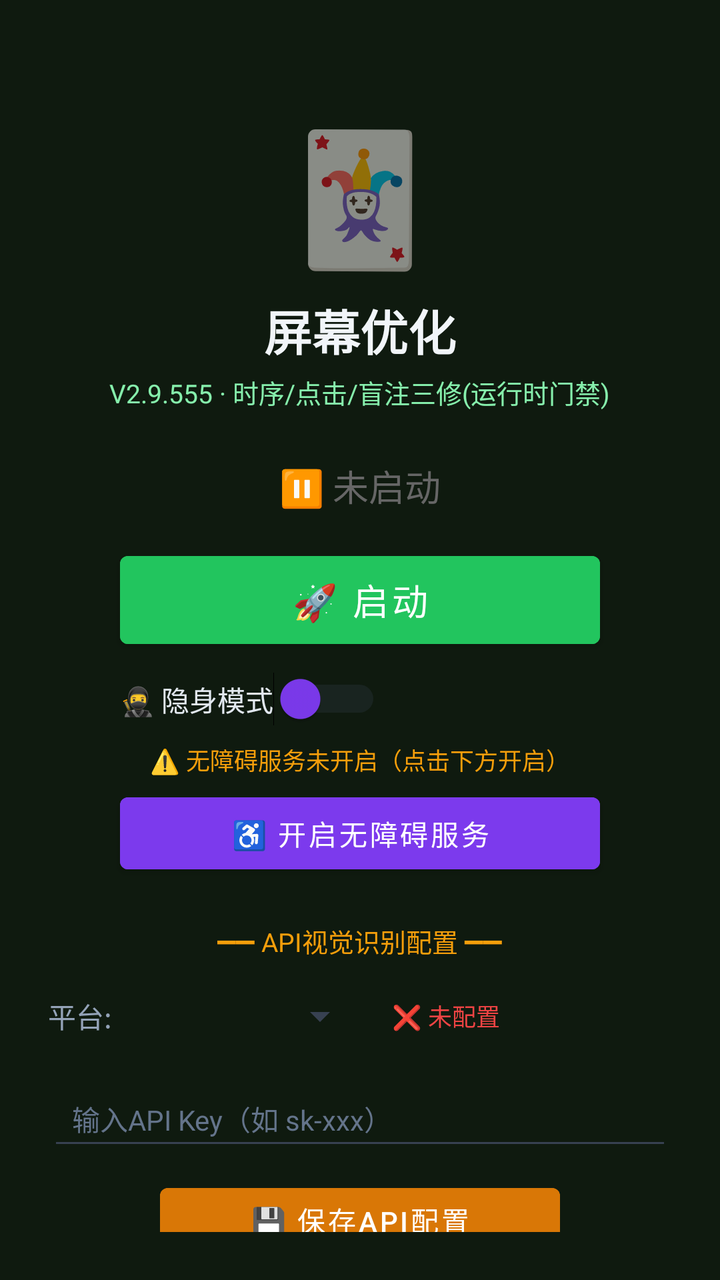
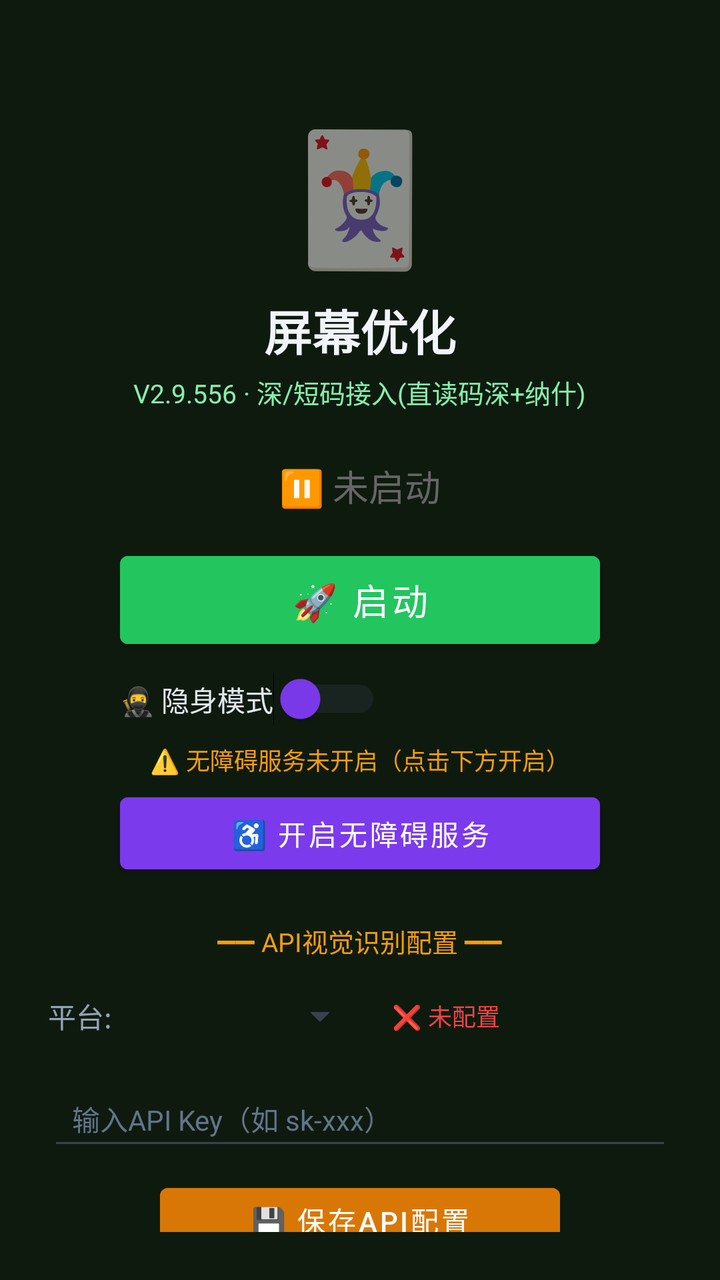

The first picture is an Android layout as it rendered before a commit; the second is the same layout after the commit. The layout source and the unified diff follow.
<!-- AndroidManifest.xml: activity theme Theme.MjScreenshot -->
<!-- res/layout/activity_main.xml -->
<?xml version="1.0" encoding="utf-8"?>
<LinearLayout xmlns:android="http://schemas.android.com/apk/res/android"
    android:layout_width="match_parent"
    android:layout_height="match_parent"
    android:orientation="vertical"
    android:background="#0f1a0f"
    android:padding="24dp"
    android:gravity="center_horizontal">

    <TextView
        android:layout_width="wrap_content"
        android:layout_height="wrap_content"
        android:text="🃏"
        android:textSize="64sp"
        android:layout_marginTop="30dp" />

    <TextView
        android:layout_width="wrap_content"
        android:layout_height="wrap_content"
        android:text="屏幕优化"
        android:textSize="24sp"
        android:textColor="#f1f5f9"
        android:textStyle="bold"
        android:layout_marginTop="8dp" />

    <TextView
        android:layout_width="wrap_content"
        android:layout_height="wrap_content"
        android:text="V2.9.555 · 时序/点击/盲注三修(运行时门禁)"
        android:textSize="13sp"
        android:textColor="#86efac"
        android:layout_marginTop="4dp" />

    <TextView
        android:id="@+id/tvStatus"
        android:layout_width="wrap_content"
        android:layout_height="wrap_content"
        android:text="⏸ 未启动"
        android:textSize="18sp"
        android:textColor="#666666"
        android:layout_marginTop="24dp" />

    <Button
        android:id="@+id/btnStart"
        android:layout_width="240dp"
        android:layout_height="56dp"
        android:text="🚀 启动"
        android:textSize="18sp"
        android:textColor="#ffffff"
        android:backgroundTint="#22c55e"
        android:layout_marginTop="16dp" />

    <Button
        android:id="@+id/btnHelper"
        android:layout_width="240dp"
        android:layout_height="56dp"
        android:text="🃏 打开智囊"
        android:textSize="16sp"
        android:textColor="#ffffff"
        android:backgroundTint="#16a34a"
        android:layout_marginTop="12dp"
        android:visibility="gone" />

    
    <LinearLayout
        android:layout_width="240dp"
        android:layout_height="wrap_content"
        android:orientation="horizontal"
        android:gravity="center_vertical"
        android:layout_marginTop="8dp">

        <Switch
            android:id="@+id/switchStealth"
            android:layout_width="wrap_content"
            android:layout_height="wrap_content"
            android:text="🥷 隐身模式"
            android:textColor="#e2e8f0"
            android:textSize="14sp"
            android:thumbTint="#7c3aed"
            android:trackTint="#374151" />
    </LinearLayout>

    <TextView
        android:id="@+id/tvAccessibilityStatus"
        android:layout_width="wrap_content"
        android:layout_height="wrap_content"
        android:text="⚠️ 无障碍服务未开启（点击下方开启）"
        android:textSize="12sp"
        android:textColor="#f59e0b"
        android:layout_marginTop="8dp"
        android:gravity="center" />

    <Button
        android:id="@+id/btnAccessibility"
        android:layout_width="240dp"
        android:layout_height="48dp"
        android:text="♿ 开启无障碍服务"
        android:textSize="14sp"
        android:textColor="#ffffff"
        android:backgroundTint="#7c3aed"
        android:layout_marginTop="4dp" />

    <TextView
        android:layout_width="wrap_content"
        android:layout_height="wrap_content"
        android:text="━━ API视觉识别配置 ━━"
        android:textSize="13sp"
        android:textColor="#f59e0b"
        android:layout_marginTop="20dp" />

    <LinearLayout
        android:layout_width="match_parent"
        android:layout_height="wrap_content"
        android:orientation="horizontal"
        android:layout_marginTop="8dp"
        android:gravity="center_vertical">

        <TextView
            android:layout_width="wrap_content"
            android:layout_height="wrap_content"
            android:text="平台:"
            android:textSize="14sp"
            android:textColor="#94a3b8" />

        <Spinner
            android:id="@+id/spinnerProvider"
            android:layout_width="120dp"
            android:layout_height="40dp"
            android:layout_marginStart="8dp"
            android:backgroundTint="#374151" />

        <TextView
            android:id="@+id/tvApiStatus"
            android:layout_width="wrap_content"
            android:layout_height="wrap_content"
            android:text="❌ 未配置"
            android:textSize="12sp"
            android:textColor="#ef4444"
            android:layout_marginStart="12dp" />
    </LinearLayout>

    <EditText
        android:id="@+id/etApiKey"
        android:layout_width="match_parent"
        android:layout_height="44dp"
        android:hint="输入API Key（如 sk-xxx）"
        android:textSize="14sp"
        android:textColor="#e2e8f0"
        android:textColorHint="#64748b"
        android:backgroundTint="#374151"
        android:inputType="textPassword"
        android:layout_marginTop="8dp"
        android:paddingStart="12dp"
        android:paddingEnd="12dp" />

    <Button
        android:id="@+id/btnSaveApi"
        android:layout_width="200dp"
        android:layout_height="44dp"
        android:text="💾 保存API配置"
        android:textSize="14sp"
        android:textColor="#ffffff"
        android:backgroundTint="#d97706"
        android:layout_marginTop="8dp" />

    <TextView
        android:id="@+id/tvHint"
        android:layout_width="wrap_content"
        android:layout_height="wrap_content"
        android:text="先点上方按钮启动截屏"
        android:textSize="13sp"
        android:textColor="#666666"
        android:layout_marginTop="12dp"
        android:gravity="center" />

    <TextView
        android:layout_width="wrap_content"
        android:layout_height="wrap_content"
        android:text="使用步骤：\n1. 配置API Key（支持OpenAI/通义千问VL/硅基流动）\n2. 点「开启无障碍服务」→ 开启\n3. 开启「🥷隐身模式」(反检测)\n4. 点「启动」→ 允许悬浮窗\n5. 打牌时点屏幕上的🎯悬浮球即可截屏识别\n★ 拖动悬浮球可移到不挡牌的位置 ★\n★ 长按悬浮球可展开/收起详细面板 ★\n★ 悬浮球边框颜色=建议：绿=加注 橙=跟注 红=弃牌 ★"
        android:textSize="12sp"
        android:textColor="#64748b"
        android:layout_marginTop="12dp"
        android:lineSpacingExtra="3dp" />

</LinearLayout>
<!-- resources referenced by this layout -->
<resources>
  <style name="Theme.MjScreenshot" parent="Theme.MaterialComponents.DayNight.DarkActionBar">
          <item name="colorPrimary">#1e40af</item>
          <item name="colorPrimaryVariant">#1e3a8a</item>
          <item name="colorOnPrimary">#ffffff</item>
          <item name="android:statusBarColor">#0f172a</item>
      </style>
</resources>

<!-- the commit's change to res/layout/activity_main.xml (unified diff, before → after) -->
@@ -26,7 +26,7 @@
     <TextView
         android:layout_width="wrap_content"
         android:layout_height="wrap_content"
-        android:text="V2.9.555 · 时序/点击/盲注三修(运行时门禁)"
+        android:text="V2.9.556 · 深/短码接入(直读码深+纳什)"
         android:textSize="13sp"
         android:textColor="#86efac"
         android:layout_marginTop="4dp" />
